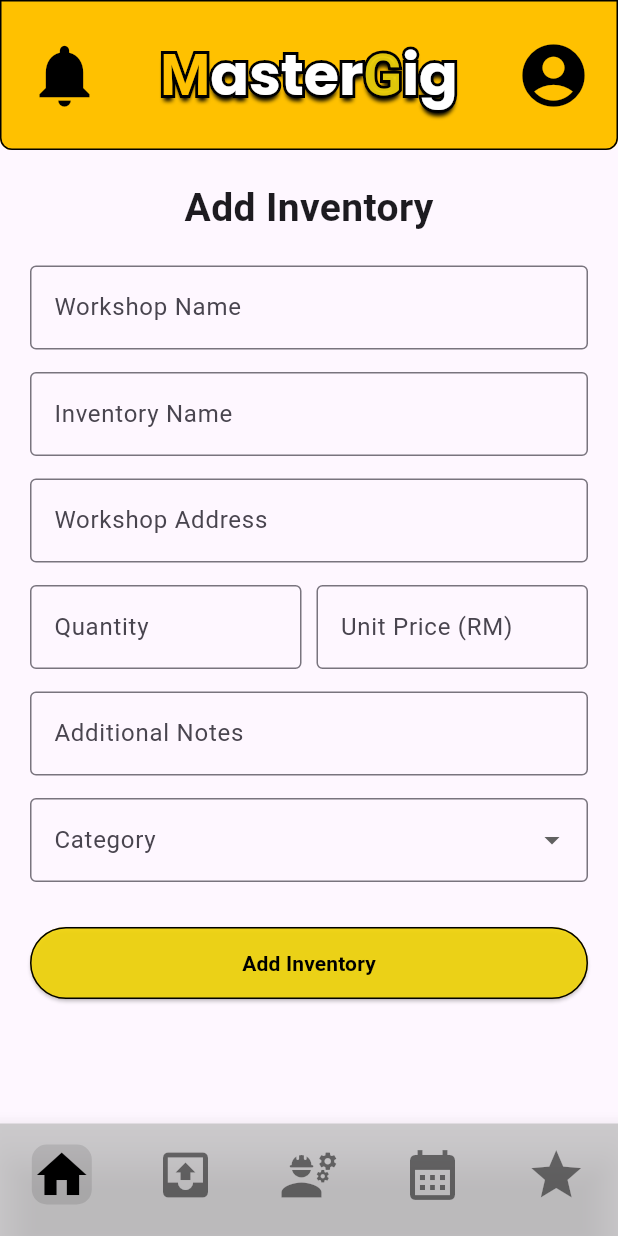
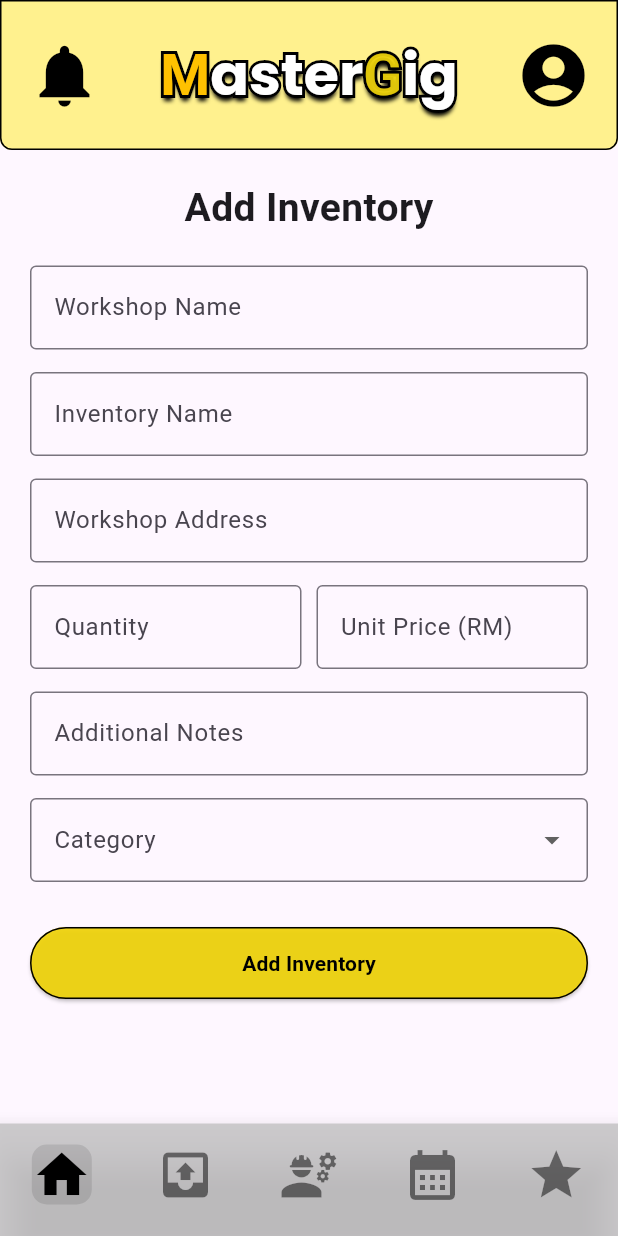
Before and after one commit to HarithZulhairi/mastergig, a Flutter app: the InventoryAddFormPage screen opened directly, on a phone screen of 412 x 824 dp. Run offline on Flutter 3.47's test engine with Material 3 defaults, Android fonts, the phone set to English and light mode, and no system bars; our stand-ins replace cloud_firestore, firebase_core, flutter_dotenv, get, google_fonts; missing offline and left inert: flutter_stripe; accounts and stored records are empty.

Commit message:
header owner

```diff
--- a/lib/widgets/ownerHeader.dart
+++ b/lib/widgets/ownerHeader.dart
@@ -55,7 +55,7 @@
       ],
     ),
     centerTitle: true,
-    backgroundColor: const Color(0xFFFFC100),
+    backgroundColor: const Color(0xFFFFF18E),
     elevation: 0,
     toolbarHeight: 100,
     shape: const RoundedRectangleBorder(
```
